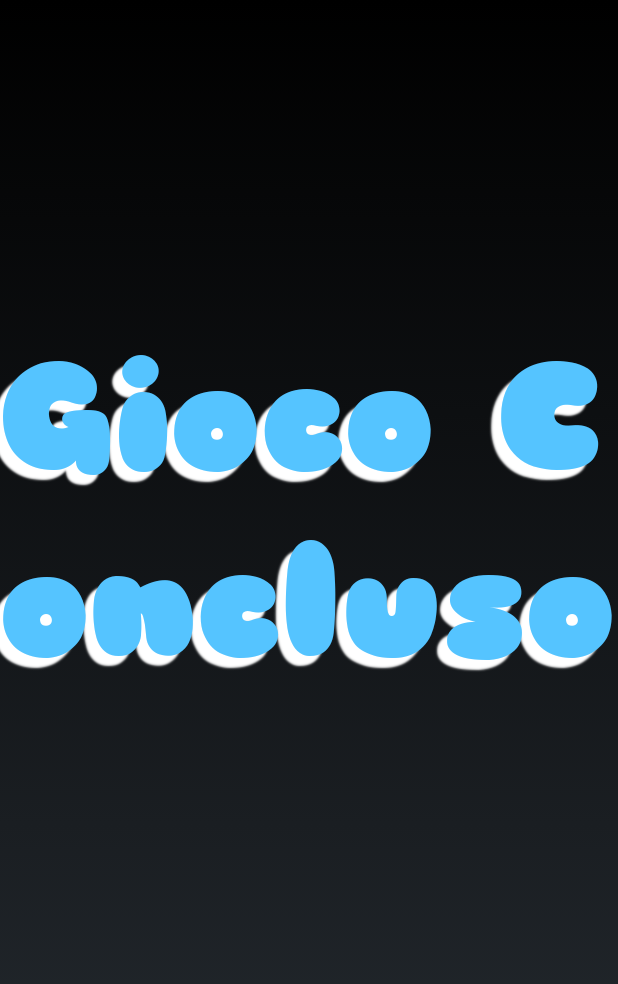
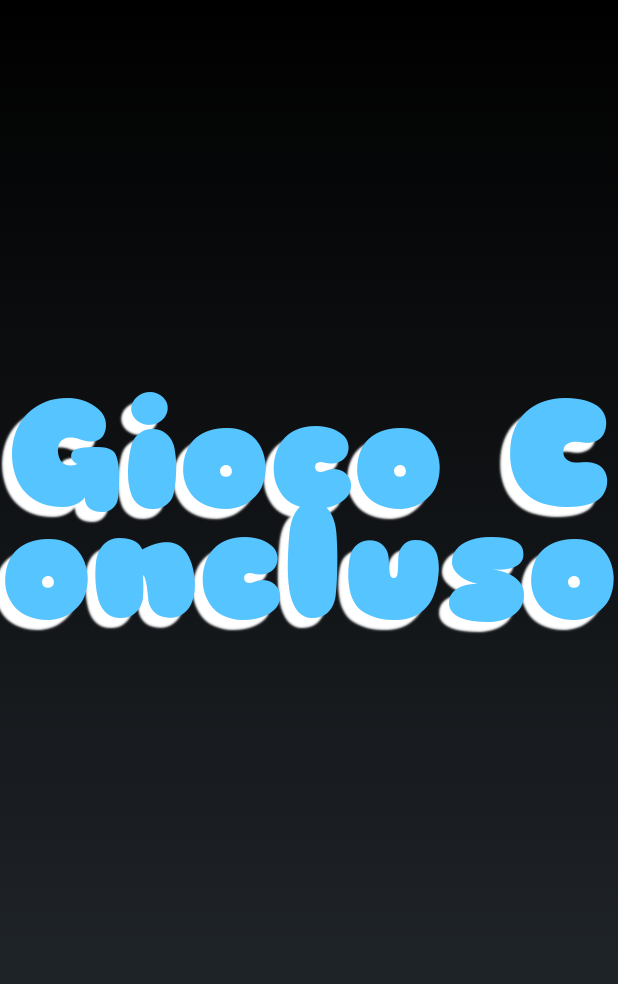
Before and after one commit to scidomino/pippop, an Android app: the layout activity_game_over.xml on its own in the app's theme, with its tools: preview values and no code run, on a phone screen of 412 x 824 dp. Shown: the top 984 px of the screen. Run offline under Robolectric (Android 15) with nearby library versions, the phone set to English and light mode, and no system bars.

Commit message:
fix game over screen

```diff
--- a/app/src/main/res/layout/activity_game_over.xml
+++ b/app/src/main/res/layout/activity_game_over.xml
@@ -11,6 +11,8 @@
   <android.support.v7.widget.AppCompatTextView
     android:layout_width="wrap_content"
     android:layout_height="wrap_content"
+    android:gravity="center_horizontal"
+    android:lineSpacingMultiplier="0.6"
     android:shadowColor="@color/white"
     android:shadowDx="-10"
     android:shadowDy="10"
```
